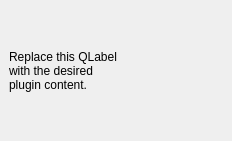
The window that CoconutTreesDetection/coconut_trees_detection_dockwidget_base.ui (nuistzhou/CoconutTreesDetection) describes before a commit, drawn with Qt 5.
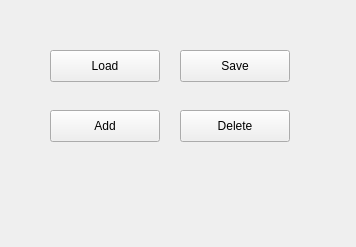
The same window after the commit.

Diff of the .ui file:
```diff
--- a/CoconutTreesDetection/coconut_trees_detection_dockwidget_base.ui
+++ b/CoconutTreesDetection/coconut_trees_detection_dockwidget_base.ui
@@ -6,25 +6,66 @@
    <rect>
     <x>0</x>
     <y>0</y>
-    <width>232</width>
-    <height>141</height>
+    <width>356</width>
+    <height>247</height>
    </rect>
   </property>
   <property name="windowTitle">
    <string>CoconutTreesDetection</string>
   </property>
   <widget class="QWidget" name="dockWidgetContents">
-   <layout class="QGridLayout" name="gridLayout">
-    <item row="0" column="0">
-     <widget class="QLabel" name="label">
-      <property name="text">
-       <string>Replace this QLabel
-with the desired
-plugin content.</string>
-      </property>
-     </widget>
-    </item>
-   </layout>
+   <widget class="QPushButton" name="btnAddAnnotation">
+    <property name="geometry">
+     <rect>
+      <x>50</x>
+      <y>110</y>
+      <width>110</width>
+      <height>32</height>
+     </rect>
+    </property>
+    <property name="text">
+     <string>Add</string>
+    </property>
+   </widget>
+   <widget class="QPushButton" name="btnDeleteAnnotation">
+    <property name="geometry">
+     <rect>
+      <x>180</x>
+      <y>110</y>
+      <width>110</width>
+      <height>32</height>
+     </rect>
+    </property>
+    <property name="text">
+     <string>Delete</string>
+    </property>
+   </widget>
+   <widget class="QPushButton" name="btnLoadAnnotationFile">
+    <property name="geometry">
+     <rect>
+      <x>50</x>
+      <y>50</y>
+      <width>110</width>
+      <height>32</height>
+     </rect>
+    </property>
+    <property name="text">
+     <string>Load</string>
+    </property>
+   </widget>
+   <widget class="QPushButton" name="btnSaveAnnotationFile">
+    <property name="geometry">
+     <rect>
+      <x>180</x>
+      <y>50</y>
+      <width>110</width>
+      <height>32</height>
+     </rect>
+    </property>
+    <property name="text">
+     <string>Save</string>
+    </property>
+   </widget>
   </widget>
  </widget>
  <resources/>
```
Left out of the diff: 6 changed lines with no effect on the pictures.
